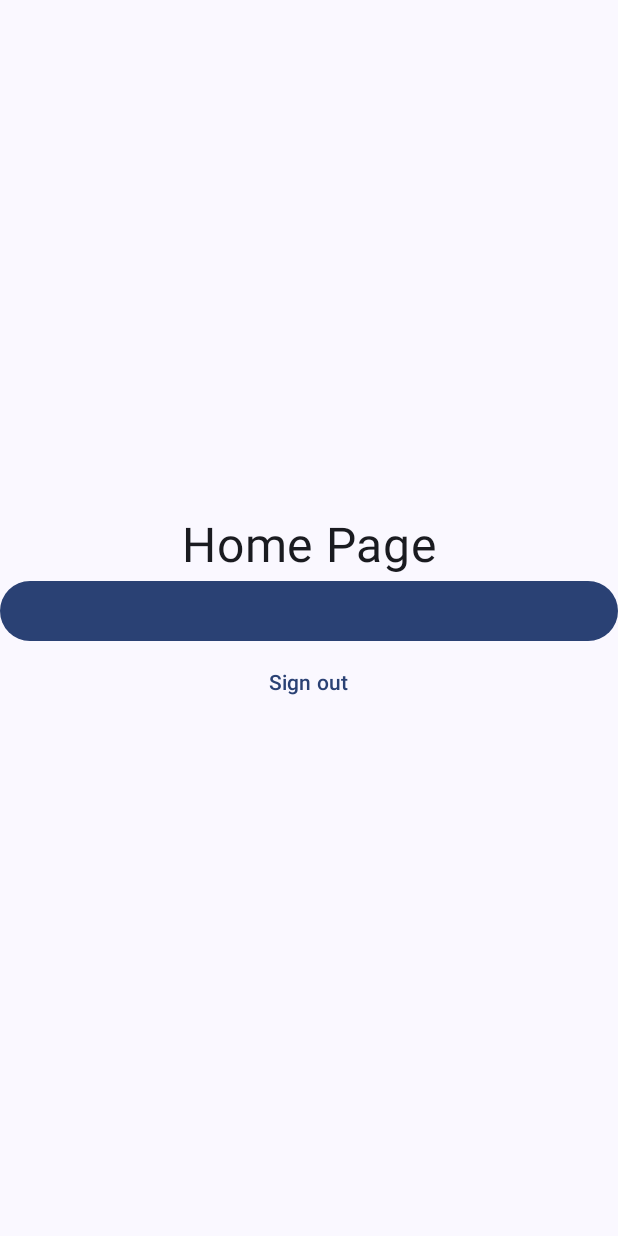
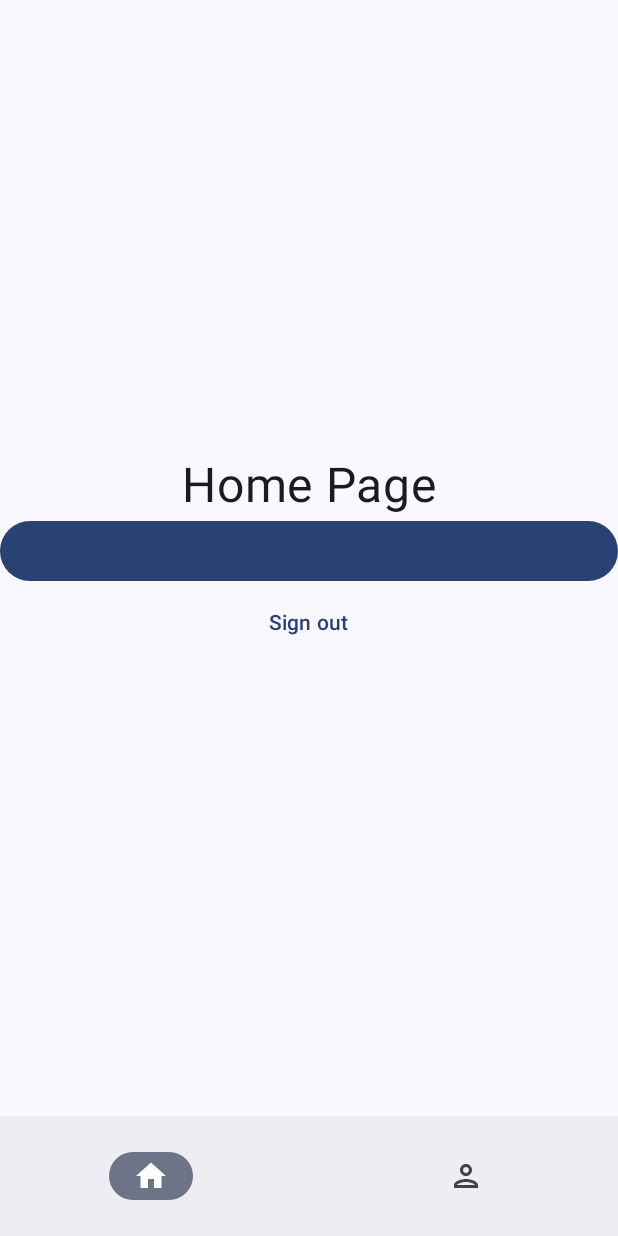
Before and after one commit to Ivan-Romo/ProductivityPatterns, an Android app built with Jetpack Compose: the HomeAux screen opened through its navigation route, on a phone screen of 412 x 824 dp. Run offline under Robolectric (Android 15) with nearby library versions, the phone set to English and light mode, and no system bars; our stand-ins replace Firebase (no records; nobody signed in at launch, a user with empty details on screens opened directly), livedata-compose.

Commit message:
navigation fixed

```diff
--- a/app/src/main/java/com/example/productivitypatterns/MyAppNavigation.kt
+++ b/app/src/main/java/com/example/productivitypatterns/MyAppNavigation.kt
@@ -5,6 +5,7 @@ import androidx.compose.ui.Modifier
 import androidx.navigation.compose.NavHost
 import androidx.navigation.compose.composable
 import androidx.navigation.compose.rememberNavController
+import com.example.productivitypatterns.view.HomeAux
 import com.example.productivitypatterns.view.HomeView
 import com.example.productivitypatterns.view.LoginView
 import com.example.productivitypatterns.view.SignupView
@@ -22,7 +23,7 @@ fun MyAppNavigation(modifier: Modifier = Modifier, authViewModel: AuthViewModel)
             SignupView(modifier, navController, authViewModel)
         }
         composable("home"){
-            HomeView(modifier, navController, authViewModel)
+            HomeAux(modifier, navController, authViewModel)
         }
     })
 }
--- a/app/src/main/java/com/example/productivitypatterns/view/HomeView.kt
+++ b/app/src/main/java/com/example/productivitypatterns/view/HomeView.kt
@@ -1,25 +1,113 @@
 package com.example.productivitypatterns.view
 
-import androidx.compose.foundation.layout.Arrangement
-import androidx.compose.foundation.layout.Column
-import androidx.compose.foundation.layout.fillMaxSize
-import androidx.compose.foundation.layout.fillMaxWidth
-import androidx.compose.material3.Button
-import androidx.compose.material3.Text
-import androidx.compose.material3.TextButton
-import androidx.compose.runtime.Composable
-import androidx.compose.runtime.LaunchedEffect
-import androidx.compose.runtime.getValue
+import androidx.compose.foundation.layout.*
+import androidx.compose.material.icons.Icons
+import androidx.compose.material.icons.filled.Home
+import androidx.compose.material.icons.filled.Person
+import androidx.compose.material.icons.filled.Star
+import androidx.compose.material.icons.outlined.Home
+import androidx.compose.material.icons.outlined.Person
+import androidx.compose.material.icons.outlined.Star
+import androidx.compose.material3.*
+import androidx.compose.runtime.*
 import androidx.compose.runtime.livedata.observeAsState
+import androidx.compose.runtime.saveable.rememberSaveable
 import androidx.compose.ui.Alignment
 import androidx.compose.ui.Modifier
 import androidx.compose.ui.unit.sp
 import androidx.lifecycle.compose.collectAsStateWithLifecycle
 import androidx.lifecycle.viewmodel.compose.viewModel
 import androidx.navigation.NavController
+import androidx.navigation.compose.NavHost
+import androidx.navigation.compose.composable
+import androidx.navigation.compose.rememberNavController
+import com.example.productivitypatterns.BottomNavigationItem
 import com.example.productivitypatterns.viewmodel.AuthState
 import com.example.productivitypatterns.viewmodel.AuthViewModel
 import com.example.productivitypatterns.viewmodel.SessionViewModel
+
+
+@Composable
+fun HomeAux(modifier: Modifier = Modifier,
+            auxNavController: NavController,
+            authViewModel: AuthViewModel,
+            sessionViewModel: SessionViewModel = viewModel()
+) {
+    val navController = rememberNavController()
+    val items = listOf(
+        BottomNavigationItem(
+            title = "HomeView",
+            icon = Icons.Filled.Home,
+            unselectedIcon = Icons.Outlined.Home,
+            route = "HomeView"
+        ),
+        BottomNavigationItem(
+            title = "Stats",
+            icon = Icons.Filled.Person,
+            unselectedIcon = Icons.Outlined.Person,
+            route = "WeekStats",
+            hasNews = false,
+            badgeCount = 45
+        ),
+    )
+
+    var selectedItemIndex by rememberSaveable {
+        mutableStateOf(0)
+    }
+
+    Surface(
+        modifier = Modifier.fillMaxSize(),
+        color = MaterialTheme.colorScheme.background
+    ) {
+        Scaffold(
+            bottomBar = {
+                NavigationBar {
+                    items.forEachIndexed { index, item ->
+                        NavigationBarItem(
+                            selected = selectedItemIndex == index,
+                            onClick = {
+                                selectedItemIndex = index
+                                navController.navigate(item.route) {
+                                    // Evitar duplicados en la pila de navegación
+                                    popUpTo(navController.graph.startDestinationId) {
+                                        saveState = true
+                                    }
+                                    launchSingleTop = true
+                                    restoreState = true
+                                }
+                            },
+                            icon = {
+                                BadgedBox(badge = {}) {
+                                    Icon(
+                                        imageVector = if (index == selectedItemIndex) {
+                                            item.icon
+                                        } else item.unselectedIcon,
+                                        contentDescription = item.title,
+                                    )
+                                }
+                            }
+                        )
+                    }
+                }
+            }
+        ) { paddingValues ->
+            NavHost(
+                navController = navController,
+                startDestination = "HomeView",
+                modifier = Modifier.padding(paddingValues)
+            ) {
+                composable("HomeView") {
+                    HomeView(modifier, auxNavController, authViewModel)
+                }
+                composable("WeekStats") {
+                    WeekStatsView()
+                }
+            }
+        }
+    }
+}
+
+
 
 @Composable
 fun HomeView(
```
